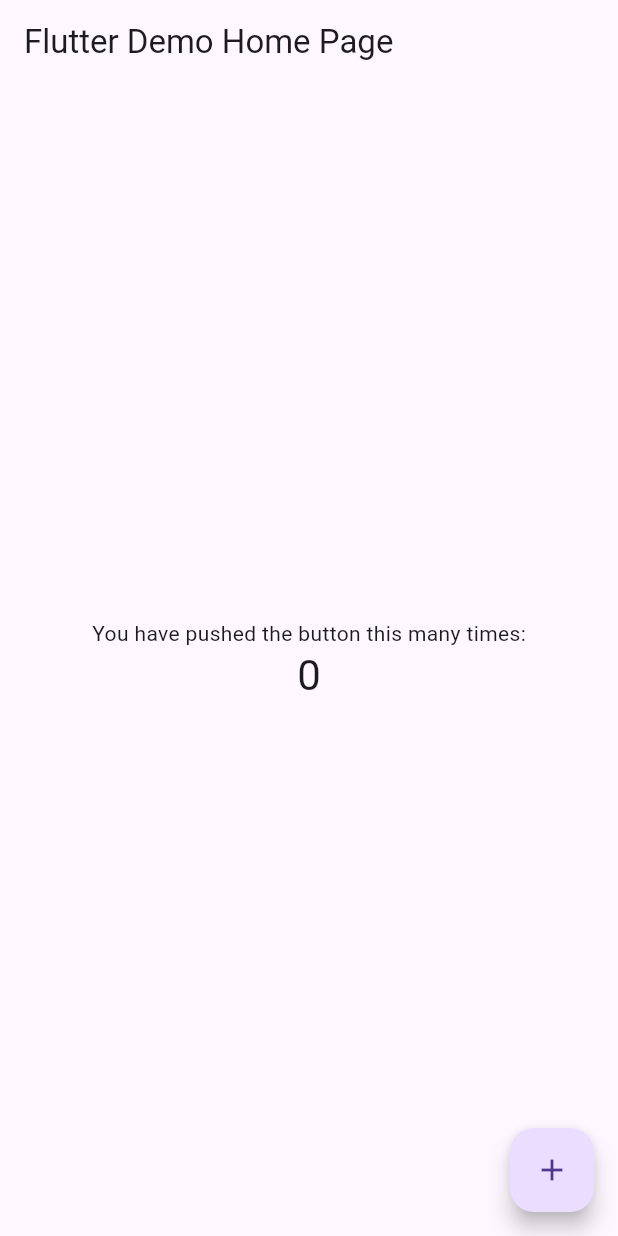
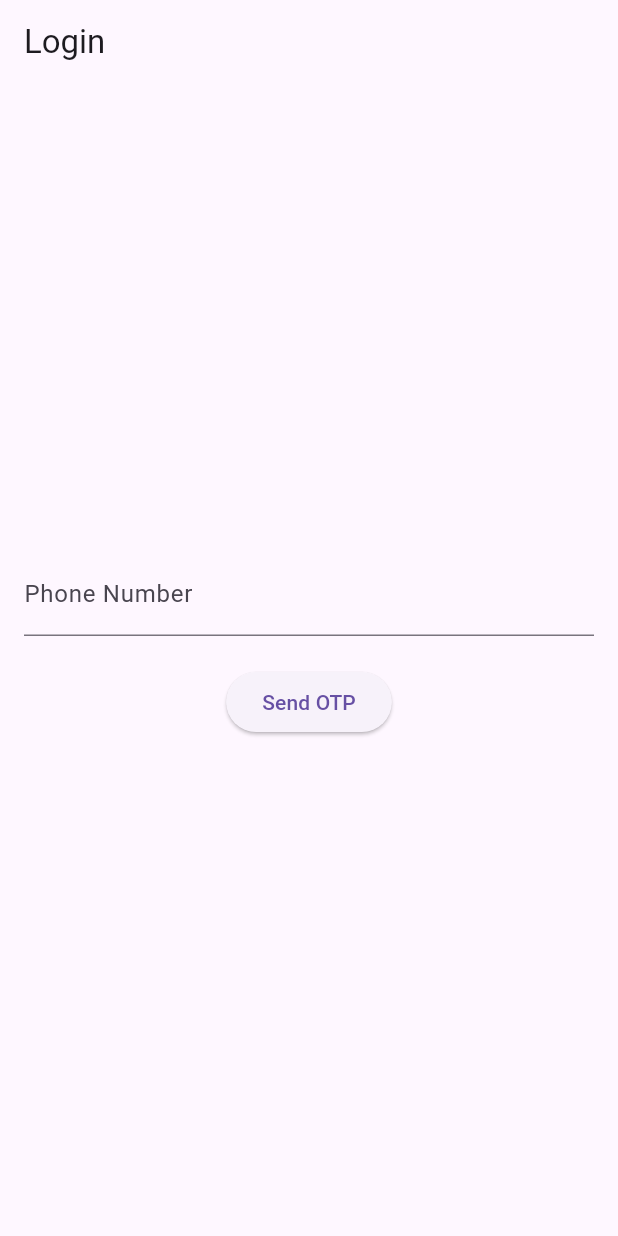
Before and after one commit to mvk059/fresh, a Flutter app: the screen it shows after launch, on a phone screen of 412 x 824 dp. Run offline on Flutter 3.47's test engine with Material 3 defaults, Android fonts, the phone set to English and light mode, and no system bars; our stand-ins replace flutter_riverpod.

Commit message:
Add Login Screen

```diff
--- /dev/null
+++ b/lib/features/auth/presentation/login_screen.dart
@@ -0,0 +1,59 @@
+import 'package:flutter/material.dart';
+import 'package:flutter/src/widgets/framework.dart';
+import 'package:flutter_riverpod/flutter_riverpod.dart';
+
+import 'main_screen.dart';
+
+class LoginNotifier extends StateNotifier<AsyncValue<bool>> {
+
+  LoginNotifier(super.state);
+
+  Future<void> login() async {
+    state = const AsyncValue.loading();
+    try {
+      // Simulate verification
+      await Future.delayed(const Duration(seconds: 2));
+      state = const AsyncValue.data(true);
+    } catch(e) {
+      state = AsyncValue.error(e, StackTrace.current);
+    }
+  }
+}
+
+class LoginScreen extends ConsumerWidget {
+  final TextEditingController _phoneController = TextEditingController();
+
+  LoginScreen({super.key});
+
+  @override
+  Widget build(BuildContext context, WidgetRef ref) {
+    return Scaffold(
+      appBar: AppBar(title: const Text('Login')),
+      body: Padding(
+        padding: const EdgeInsets.all(16.0),
+        child: Column(
+          mainAxisAlignment: MainAxisAlignment.center,
+          children: [
+            TextField(
+              controller: _phoneController,
+              decoration: const InputDecoration(labelText: 'Phone Number'),
+              keyboardType: TextInputType.number,
+            ),
+            const SizedBox(height: 20),
+            ElevatedButton(
+                onPressed: () {
+                  Navigator.of(context).pushReplacement(
+                    MaterialPageRoute(builder: (_) => const MainScreen())
+                  );
+                },
+                child: const Text('Send OTP')
+            ),
+            const SizedBox(height: 20),
+
+          ],
+        ),
+      ),
+    );
+  }
+
+}
--- a/lib/main.dart
+++ b/lib/main.dart
@@ -1,4 +1,6 @@
 import 'package:flutter/material.dart';
+
+import 'features/auth/presentation/login_screen.dart';
 
 void main() {
   runApp(const MyApp());
@@ -7,109 +9,13 @@ void main() {
 class MyApp extends StatelessWidget {
   const MyApp({super.key});
 
-  // This widget is the root of your application.
   @override
   Widget build(BuildContext context) {
     return MaterialApp(
-      title: 'Flutter Demo',
-      theme: ThemeData(
-        // This is the theme of your application.
-        //
-        // Try running your application with "flutter run". You'll see the
-        // application has a blue toolbar. Then, without quitting the app, try
-        // changing the primarySwatch below to Colors.green and then invoke
-        // "hot reload" (press "r" in the console where you ran "flutter run",
-        // or simply save your changes to "hot reload" in a Flutter IDE).
-        // Notice that the counter didn't reset back to zero; the application
-        // is not restarted.
-        primarySwatch: Colors.blue,
-      ),
-      home: const MyHomePage(title: 'Flutter Demo Home Page'),
+      title: "Fresh",
+      theme: ThemeData(primarySwatch: Colors.blue),
+      home: LoginScreen(),
     );
   }
+
 }
-
-class MyHomePage extends StatefulWidget {
-  const MyHomePage({super.key, required this.title});
-
-  // This widget is the home page of your application. It is stateful, meaning
-  // that it has a State object (defined below) that contains fields that affect
-  // how it looks.
-
-  // This class is the configuration for the state. It holds the values (in this
-  // case the title) provided by the parent (in this case the App widget) and
-  // used by the build method of the State. Fields in a Widget subclass are
-  // always marked "final".
-
-  final String title;
-
-  @override
-  State<MyHomePage> createState() => _MyHomePageState();
-}
-
-class _MyHomePageState extends State<MyHomePage> {
-  int _counter = 0;
-
-  void _incrementCounter() {
-    setState(() {
-      // This call to setState tells the Flutter framework that something has
-      // changed in this State, which causes it to rerun the build method below
-      // so that the display can reflect the updated values. If we changed
-      // _counter without calling setState(), then the build method would not be
-      // called again, and so nothing would appear to happen.
-      _counter++;
-    });
-  }
-
-  @override
-  Widget build(BuildContext context) {
-    // This method is rerun every time setState is called, for instance as done
-    // by the _incrementCounter method above.
-    //
-    // The Flutter framework has been optimized to make rerunning build methods
-    // fast, so that you can just rebuild anything that needs updating rather
-    // than having to individually change instances of widgets.
-    return Scaffold(
-      appBar: AppBar(
-        // Here we take the value from the MyHomePage object that was created by
-        // the App.build method, and use it to set our appbar title.
-        title: Text(widget.title),
-      ),
-      body: Center(
-        // Center is a layout widget. It takes a single child and positions it
-        // in the middle of the parent.
-        child: Column(
-          // Column is also a layout widget. It takes a list of children and
-          // arranges them vertically. By default, it sizes itself to fit its
-          // children horizontally, and tries to be as tall as its parent.
-          //
-          // Invoke "debug painting" (press "p" in the console, choose the
-          // "Toggle Debug Paint" action from the Flutter Inspector in Android
-          // Studio, or the "Toggle Debug Paint" command in Visual Studio Code)
-          // to see the wireframe for each widget.
-          //
-          // Column has various properties to control how it sizes itself and
-          // how it positions its children. Here we use mainAxisAlignment to
-          // center the children vertically; the main axis here is the vertical
-          // axis because Columns are vertical (the cross axis would be
-          // horizontal).
-          mainAxisAlignment: MainAxisAlignment.center,
-          children: <Widget>[
-            const Text(
-              'You have pushed the button this many times:',
-            ),
-            Text(
-              '$_counter',
-              style: Theme.of(context).textTheme.headline4,
-            ),
-          ],
-        ),
-      ),
-      floatingActionButton: FloatingActionButton(
-        onPressed: _incrementCounter,
-        tooltip: 'Increment',
-        child: const Icon(Icons.add),
-      ), // This trailing comma makes auto-formatting nicer for build methods.
-    );
-  }
-}
```
Also changed, not shown: lib/features/auth/presentation/main_screen.dart (added, +14 -0 lines), pubspec.yaml (+7 -4 lines), pubspec.lock, 1 other file.
